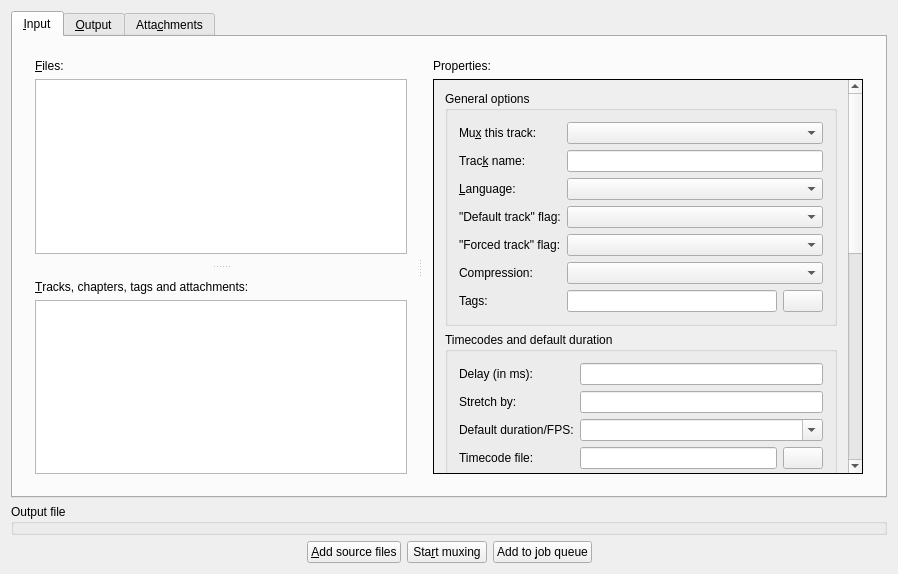
jpsdr/MKVToolnix-Windows-7, file src/mkvtoolnix-gui/forms/merge/tab.ui: the form before one commit.
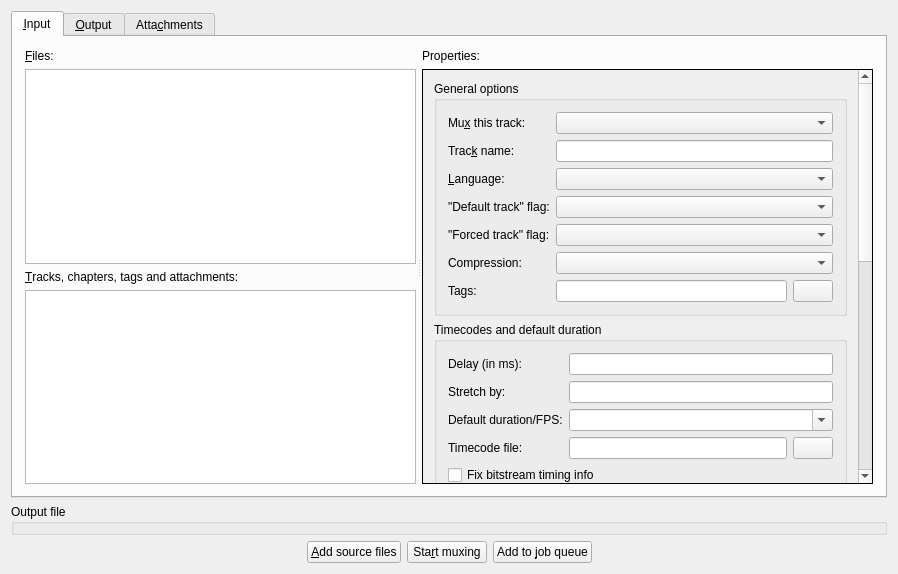
The form after the commit. Icons and pictures are not drawn. Custom widgets are drawn as their Qt base class.

Commit message: GUI: put widgets of both sides of merge tab input their own widgets

Diff of the .ui file:
```diff
--- a/src/mkvtoolnix-gui/forms/merge/tab.ui
+++ b/src/mkvtoolnix-gui/forms/merge/tab.ui
@@ -45,8 +45,20 @@
           <property name="childrenCollapsible">
            <bool>false</bool>
           </property>
-          <widget class="QWidget" name="layoutWidget1">
-           <layout class="QVBoxLayout" name="verticalLayout_5">
+          <widget class="QWidget" name="wFilesTracks" native="true">
+           <layout class="QVBoxLayout" name="verticalLayout">
+            <property name="leftMargin">
+             <number>1</number>
+            </property>
+            <property name="topMargin">
+             <number>1</number>
+            </property>
+            <property name="rightMargin">
+             <number>1</number>
+            </property>
+            <property name="bottomMargin">
+             <number>1</number>
+            </property>
             <item>
              <widget class="QLabel" name="filesLabel">
               <property name="text">
@@ -91,10 +103,6 @@
               </property>
              </widget>
             </item>
-           </layout>
-          </widget>
-          <widget class="QWidget" name="layoutWidget2">
-           <layout class="QVBoxLayout" name="verticalLayout">
             <item>
              <widget class="QLabel" name="tracksLabel">
               <property name="text">
@@ -138,6 +146,21 @@
          </widget>
          <widget class="QWidget" name="layoutWidget3">
           <layout class="QVBoxLayout" name="verticalLayout_4">
+           <property name="spacing">
+            <number>6</number>
+           </property>
+           <property name="leftMargin">
+            <number>1</number>
+           </property>
+           <property name="topMargin">
+            <number>1</number>
+           </property>
+           <property name="rightMargin">
+            <number>1</number>
+           </property>
+           <property name="bottomMargin">
+            <number>1</number>
+           </property>
            <item>
             <widget class="QLabel" name="propertiesLabel">
              <property name="text">
```
Left out of the diff: 2 changed lines with no effect on the pictures.
